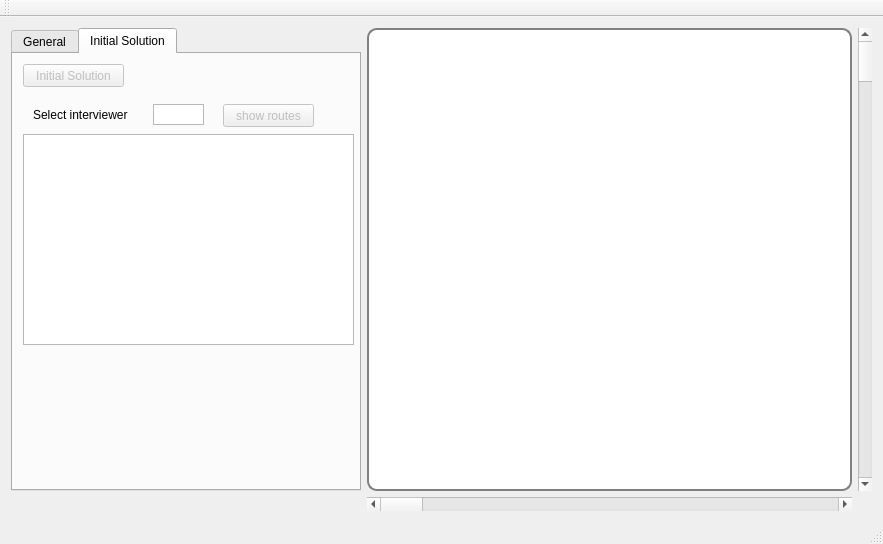
Old version of the form Nouna_PCVRP/qt-project/ver00/nouna_project/mainwindow.ui in the repository tikhoncheva/work.
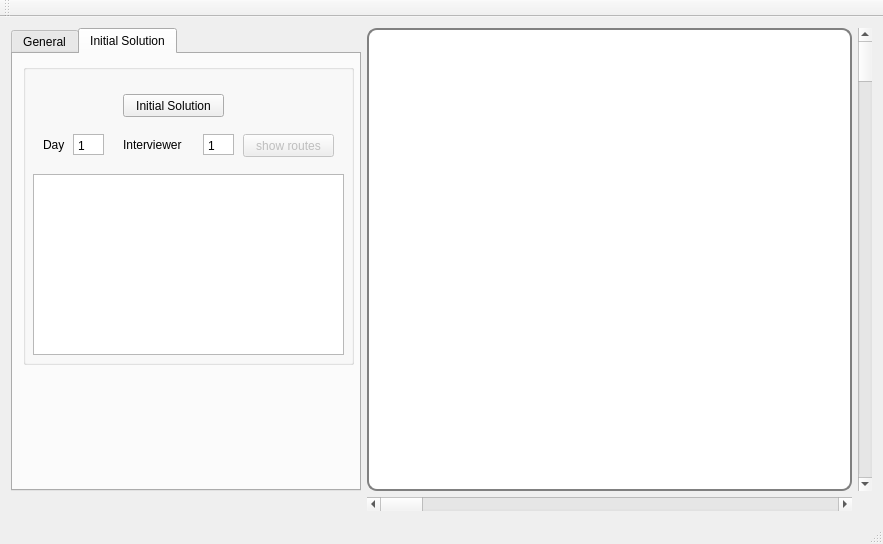
New version of the form. The open tabs and pages were chosen to show the change. Custom widgets are drawn as their Qt base class.

Commit message: try not to close directly opened routes problem with Enable-depedencies

What changed in the file:
```diff
--- a/Nouna_PCVRP/qt-project/ver00/nouna_project/mainwindow.ui
+++ b/Nouna_PCVRP/qt-project/ver00/nouna_project/mainwindow.ui
@@ -80,6 +80,9 @@
       </item>
       <item row="0" column="0">
        <widget class="QTabWidget" name="tabWidget">
+        <property name="enabled">
+         <bool>true</bool>
+        </property>
         <property name="sizePolicy">
          <sizepolicy hsizetype="Expanding" vsizetype="Expanding">
           <horstretch>100</horstretch>
@@ -433,41 +436,86 @@
          <attribute name="title">
           <string>Initial Solution</string>
          </attribute>
-         <widget class="QPushButton" name="pushButtonInitialSolution">
+         <widget class="QGroupBox" name="groupBoxInitialSolution">
           <property name="enabled">
-           <bool>false</bool>
+           <bool>true</bool>
           </property>
           <property name="geometry">
            <rect>
             <x>10</x>
             <y>10</y>
-            <width>101</width>
-            <height>23</height>
+            <width>331</width>
+            <height>301</height>
            </rect>
           </property>
-          <property name="text">
-           <string>Initial Solution</string>
-          </property>
-         </widget>
-         <widget class="QLabel" name="labelSelectInterviewer">
+          <property name="title">
+           <string/>
+          </property>
+          <widget class="QTextEdit" name="textEditRouteInfo">
+           <property name="geometry">
+            <rect>
+             <x>10</x>
+             <y>110</y>
+             <width>311</width>
+             <height>181</height>
+            </rect>
+           </property>
+          </widget>
+          <widget class="QLabel" name="labelSelectDay">
           <property name="geometry">
            <rect>
             <x>20</x>
-            <y>50</y>
-            <width>111</width>
+             <y>70</y>
+             <width>31</width>
             <height>21</height>
            </rect>
           </property>
           <property name="text">
-           <string>Select interviewer</string>
+            <string>Day</string>
+           </property>
+          </widget>
+          <widget class="QTextEdit" name="textEditSelectDay">
+           <property name="geometry">
+            <rect>
+             <x>50</x>
+             <y>70</y>
+             <width>31</width>
+             <height>21</height>
+            </rect>
+           </property>
+           <property name="inputMethodHints">
+            <set>Qt::ImhDigitsOnly</set>
+           </property>
+           <property name="verticalScrollBarPolicy">
+            <enum>Qt::ScrollBarAlwaysOff</enum>
+           </property>
+           <property name="html">
+            <string>&lt;!DOCTYPE HTML PUBLIC &quot;-//W3C//DTD HTML 4.0//EN&quot; &quot;http://www.w3.org/TR/REC-html40/strict.dtd&quot;&gt;
+&lt;html&gt;&lt;head&gt;&lt;meta name=&quot;qrichtext&quot; content=&quot;1&quot; /&gt;&lt;style type=&quot;text/css&quot;&gt;
+p, li { white-space: pre-wrap; }
+&lt;/style&gt;&lt;/head&gt;&lt;body style=&quot; font-family:'Sans Serif'; font-size:9pt; font-weight:400; font-style:normal;&quot;&gt;
+&lt;p style=&quot; margin-top:0px; margin-bottom:0px; margin-left:0px; margin-right:0px; -qt-block-indent:0; text-indent:0px;&quot;&gt;1&lt;/p&gt;&lt;/body&gt;&lt;/html&gt;</string>
+           </property>
+          </widget>
+          <widget class="QLabel" name="labelSelectInterviewer">
+           <property name="geometry">
+            <rect>
+             <x>100</x>
+             <y>70</y>
+             <width>71</width>
+             <height>21</height>
+            </rect>
+           </property>
+           <property name="text">
+            <string>Interviewer</string>
           </property>
          </widget>
          <widget class="QTextEdit" name="textEditSelectK">
           <property name="geometry">
            <rect>
-            <x>140</x>
-            <y>50</y>
-            <width>51</width>
+             <x>180</x>
+             <y>70</y>
+             <width>31</width>
             <height>21</height>
            </rect>
           </property>
@@ -477,6 +525,13 @@
           <property name="verticalScrollBarPolicy">
            <enum>Qt::ScrollBarAlwaysOff</enum>
           </property>
+           <property name="html">
+            <string>&lt;!DOCTYPE HTML PUBLIC &quot;-//W3C//DTD HTML 4.0//EN&quot; &quot;http://www.w3.org/TR/REC-html40/strict.dtd&quot;&gt;
+&lt;html&gt;&lt;head&gt;&lt;meta name=&quot;qrichtext&quot; content=&quot;1&quot; /&gt;&lt;style type=&quot;text/css&quot;&gt;
+p, li { white-space: pre-wrap; }
+&lt;/style&gt;&lt;/head&gt;&lt;body style=&quot; font-family:'Sans Serif'; font-size:9pt; font-weight:400; font-style:normal;&quot;&gt;
+&lt;p style=&quot; margin-top:0px; margin-bottom:0px; margin-left:0px; margin-right:0px; -qt-block-indent:0; text-indent:0px;&quot;&gt;1&lt;/p&gt;&lt;/body&gt;&lt;/html&gt;</string>
+           </property>
          </widget>
          <widget class="QPushButton" name="pushButtonShowRoute">
           <property name="enabled">
@@ -484,8 +539,8 @@
           </property>
           <property name="geometry">
            <rect>
-            <x>210</x>
-            <y>50</y>
+             <x>220</x>
+             <y>70</y>
             <width>91</width>
             <height>23</height>
            </rect>
@@ -494,15 +549,22 @@
            <string>show routes</string>
           </property>
          </widget>
-         <widget class="QTextEdit" name="textEditRouteInfo">
+          <widget class="QPushButton" name="pushButtonInitialSolution">
+           <property name="enabled">
+            <bool>true</bool>
+           </property>
           <property name="geometry">
            <rect>
-            <x>10</x>
-            <y>80</y>
-            <width>331</width>
-            <height>211</height>
-           </rect>
-          </property>
+             <x>100</x>
+             <y>30</y>
+             <width>101</width>
+             <height>23</height>
+            </rect>
+           </property>
+           <property name="text">
+            <string>Initial Solution</string>
+           </property>
+          </widget>
          </widget>
         </widget>
        </widget>
```
Left out of the diff: 86 changed lines with no effect on the pictures. Lines whose indentation alone changed are shown as unchanged. The commit also changes 14 other files.
